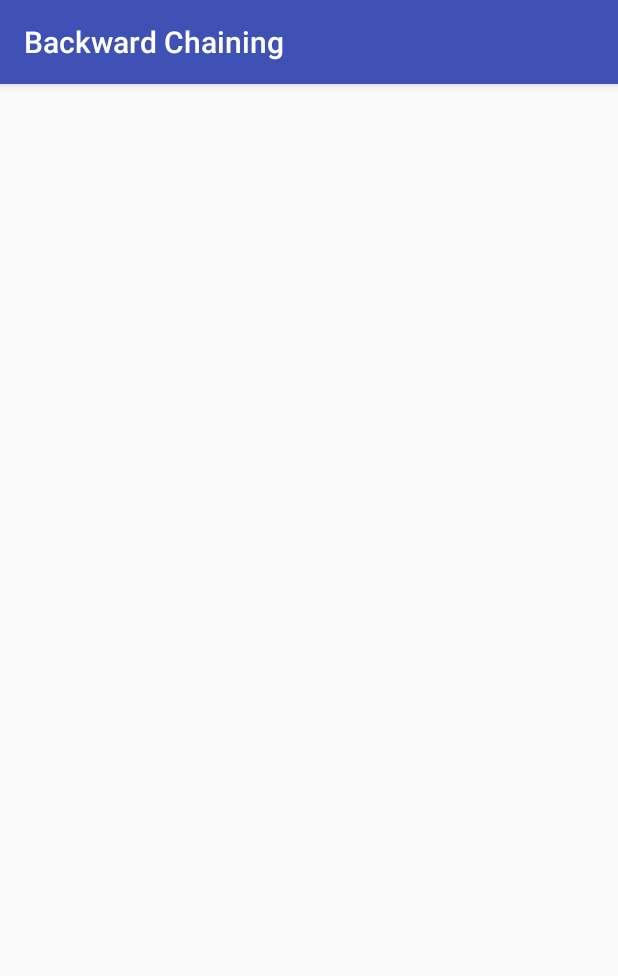
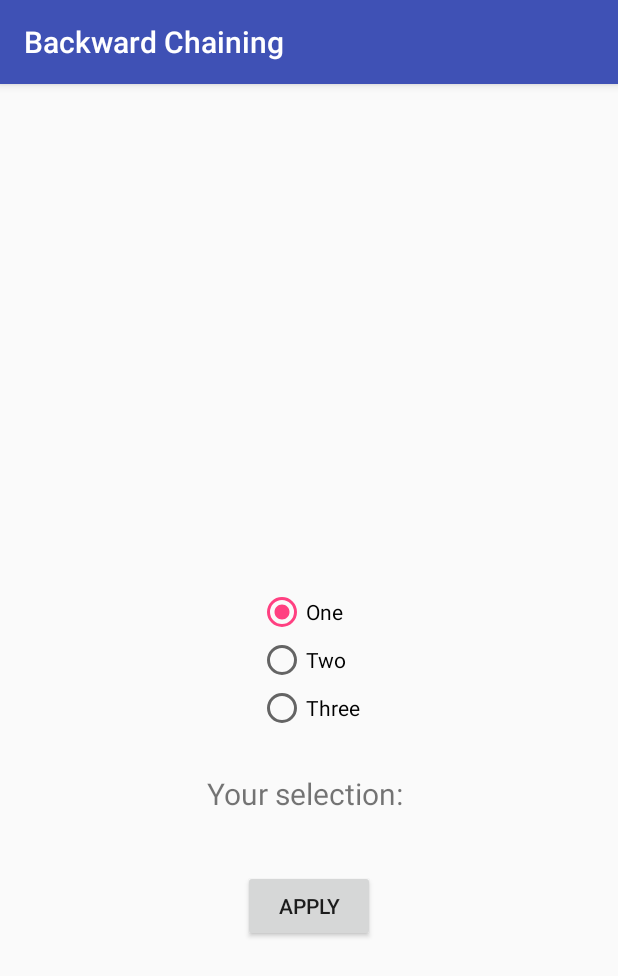
Before and after one commit to adibaulia/AndroidBackwardChaining, an Android app: the screen it shows after launch (MainActivity), on a phone screen of 412 x 824 dp. Shown: the top 976 px of the screen. Run offline under Robolectric (Android 15) with nearby library versions, the light colour scheme and no system bars.

Commit message:
first push

```diff
--- a/app/src/main/java/com/example/adibauliar/backwardchaining/MainActivity.java
+++ b/app/src/main/java/com/example/adibauliar/backwardchaining/MainActivity.java
@@ -2,12 +2,46 @@ package com.example.adibauliar.backwardchaining;
 
 import android.support.v7.app.AppCompatActivity;
 import android.os.Bundle;
+import android.view.View;
+import android.widget.Button;
+import android.widget.RadioButton;
+import android.widget.RadioGroup;
+import android.widget.TextView;
+import android.widget.Toast;
 
 public class MainActivity extends AppCompatActivity {
+
+    RadioGroup radioGroup;
+    RadioButton radioButton;
+    TextView textView;
 
     @Override
     protected void onCreate(Bundle savedInstanceState) {
         super.onCreate(savedInstanceState);
         setContentView(R.layout.activity_main);
+
+        radioGroup = findViewById(R.id.radioGroup);
+        textView = findViewById(R.id.text_view_selected);
+
+        Button buttonApply = findViewById(R.id.button_apply);
+        buttonApply.setOnClickListener(new View.OnClickListener() {
+            @Override
+            public void onClick(View v) {
+                int radioId = radioGroup.getCheckedRadioButtonId();
+
+                radioButton = findViewById(radioId);
+
+                textView.setText("Your choice: " + radioButton.getText());
+            }
+        });
+    }
+
+    public void checkButton(View v) {
+        int radioId = radioGroup.getCheckedRadioButtonId();
+
+        radioButton = findViewById(radioId);
+
+        Toast.makeText(this, "Selected Radio Button: " + radioButton.getText(),
+                Toast.LENGTH_SHORT).show();
     }
 }
--- a/app/src/main/res/layout/activity_main.xml
+++ b/app/src/main/res/layout/activity_main.xml
@@ -1,9 +1,58 @@
 <?xml version="1.0" encoding="utf-8"?>
-<android.support.constraint.ConstraintLayout xmlns:android="http://schemas.android.com/apk/res/android"
+<RelativeLayout xmlns:android="http://schemas.android.com/apk/res/android"
     xmlns:app="http://schemas.android.com/apk/res-auto"
     xmlns:tools="http://schemas.android.com/tools"
     android:layout_width="match_parent"
     android:layout_height="match_parent"
-    tools:context="com.example.adibauliar.backwardchaining.MainActivity">
+    tools:context="com.codinginflow.radiobuttonexample.MainActivity">
 
-</android.support.constraint.ConstraintLayout>
+    <RadioGroup
+        android:layout_width="wrap_content"
+        android:layout_height="wrap_content"
+        android:layout_centerInParent="true"
+        android:id="@+id/radioGroup">
+
+        <RadioButton
+            android:id="@+id/radio_one"
+            android:layout_width="wrap_content"
+            android:layout_height="wrap_content"
+            android:text="One"
+            android:onClick="checkButton"
+            android:checked="true"/>
+
+        <RadioButton
+            android:id="@+id/radio_two"
+            android:layout_width="wrap_content"
+            android:layout_height="wrap_content"
+            android:text="Two"
+            android:onClick="checkButton"/>
+
+        <RadioButton
+            android:id="@+id/radio_three"
+            android:layout_width="wrap_content"
+            android:layout_height="wrap_content"
+            android:text="Three"
+            android:onClick="checkButton"/>
+
+    </RadioGroup>
+
+    <TextView
+        android:id="@+id/text_view_selected"
+        android:layout_width="wrap_content"
+        android:layout_height="wrap_content"
+        android:layout_below="@+id/radioGroup"
+        android:layout_centerHorizontal="true"
+        android:layout_marginTop="27dp"
+        android:text="Your selection: "
+        android:textSize="20sp" />
+
+    <Button
+        android:id="@+id/button_apply"
+        android:layout_width="wrap_content"
+        android:layout_height="wrap_content"
+        android:layout_below="@+id/text_view_selected"
+        android:layout_centerHorizontal="true"
+        android:layout_marginTop="37dp"
+        android:text="apply" />
+
+</RelativeLayout>
--- a/build.gradle
+++ b/build.gradle
@@ -7,7 +7,7 @@ buildscript {
         jcenter()
     }
     dependencies {
-        classpath 'com.android.tools.build:gradle:3.0.1'
+        classpath 'com.android.tools.build:gradle:3.2.1'
 
 
         // NOTE: Do not place your application dependencies here; they belong
```
Also changed, not shown: gradle/wrapper/gradle-wrapper.properties.
